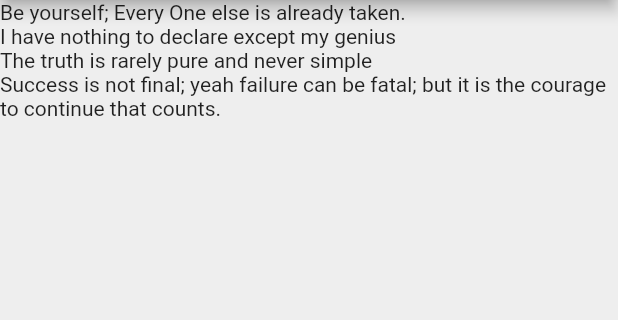
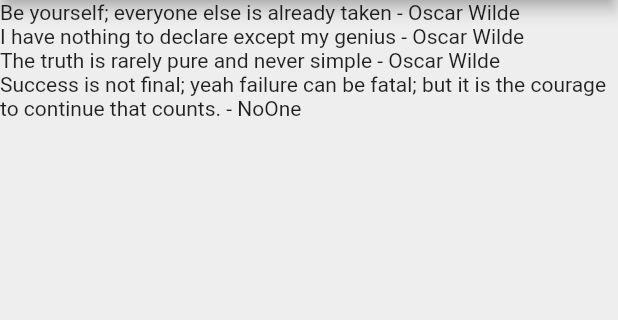
Before and after one commit to lamsalsangam/Flutter, a Flutter app: the screen it shows after launch, on a phone screen of 412 x 824 dp, the part 84-404 px from its top. Run offline on Flutter 3.47's test engine with Material 2 defaults, Android fonts, the phone set to English and light mode, and no system bars.

Commit message:
Making List of Object

```diff
--- a/quotes/lib/main.dart
+++ b/quotes/lib/main.dart
@@ -1,4 +1,5 @@
 import 'package:flutter/material.dart';
+import 'quote.dart';
 
 void main() {
   runApp(MaterialApp(
@@ -12,11 +13,11 @@ class QuoteList extends StatefulWidget{
 }
 
 class _QuoteListState extends State<QuoteList>{
-  List<String> quotes = [
-    "Be yourself; Every One else is already taken.",
-    "I have nothing to declare except my genius",
-    "The truth is rarely pure and never simple",
-    "Success is not final; yeah failure can be fatal; but it is the courage to continue that counts.",
+  List<Quote> quotes = [
+    Quote(author: 'Oscar Wilde', text: 'Be yourself; everyone else is already taken'),
+    Quote(author: 'Oscar Wilde', text: 'I have nothing to declare except my genius'),
+    Quote(author: 'Oscar Wilde', text: 'The truth is rarely pure and never simple'),
+    Quote(author: "NoOne", text: "Success is not final; yeah failure can be fatal; but it is the courage to continue that counts.")
   ];
 
   @override
@@ -30,7 +31,7 @@ class _QuoteListState extends State<QuoteList>{
       ),
       body: Column(
         crossAxisAlignment: CrossAxisAlignment.start,
-        children: quotes.map((quote) => Text(quote)).toList(),
+        children: quotes.map((quote) => Text("${quote.text} - ${quote.author}")).toList(),
       ),
     );
   }
--- /dev/null
+++ b/quotes/lib/quote.dart
@@ -0,0 +1,8 @@
+class Quote {
+  late String text;
+  late String author;
+
+  Quote({required this.text, required this.author});
+}
+
+// Quotes myquote = Quotes(text: "If the world did have happiness.", author: "Sangam Lamsal");
```
